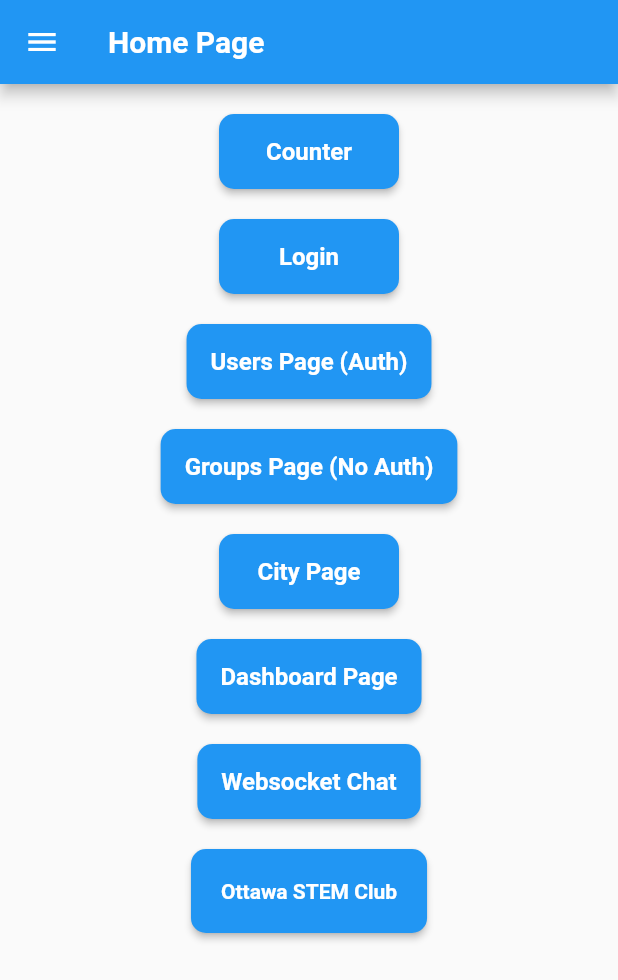
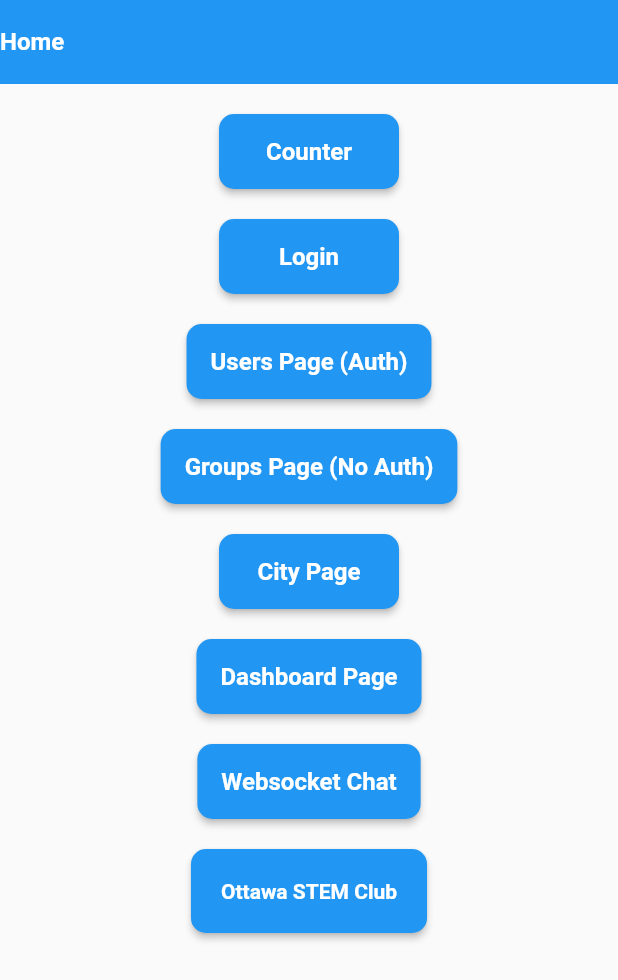
Before and after one commit to OttawaSTEM/flutter_admin, a Flutter app: the screen it shows after launch, on a phone screen of 412 x 824 dp. Shown: the top 980 px of the screen. Run offline on Flutter 3.47's test engine with Material 3 defaults, Android fonts, the phone set to English and light mode, and no system bars; our stand-ins replace flutter_dotenv, flutter_svg, get, get_storage, google_fonts, google_sign_in and 1 more.

Commit message:
AppBar Widget

```diff
--- a/lib/pages/home/ui/home.dart
+++ b/lib/pages/home/ui/home.dart
@@ -5,6 +5,7 @@ import 'package:google_fonts/google_fonts.dart';
 import '../../drawer/controller/drawer_controller.dart';
 import '../../drawer/ui/drawer_ui.dart';
 import '../../../widgets/custom_button.dart';
+import '../../../widgets/app_bar.dart';
 
 class HomePage extends StatelessWidget {
   HomePage({super.key});
@@ -15,22 +16,8 @@ class HomePage extends StatelessWidget {
   Widget build(BuildContext context) {
     return Scaffold(
       key: _scaffoldKey,
-      appBar: AppBar(
-        backgroundColor: Theme.of(context).colorScheme.primary,
-        title: Text(
-          'Home Page'.tr,
-          style: GoogleFonts.roboto(
-            fontWeight: FontWeight.bold,
-            color: Colors.white,
-            fontSize: 20,
-          ),
-        ),
-        leading: IconButton(
-            onPressed: () {
-              controller.updateLoginStatus();
-              _scaffoldKey.currentState!.openDrawer();
-            },
-            icon: const Icon(Icons.menu)),
+      appBar: AppBarWidget(
+        title: "Home".tr,
       ),
       drawer: NavDrawer(),
       body: SingleChildScrollView(
--- /dev/null
+++ b/lib/widgets/app_bar.dart
@@ -0,0 +1,38 @@
+import 'package:flutter/material.dart';
+import 'package:google_fonts/google_fonts.dart';
+
+class AppBarWidget extends StatelessWidget implements PreferredSizeWidget {
+  final double height;
+
+  final String title;
+
+  const AppBarWidget({
+    super.key,
+    required this.title,
+    this.height = kToolbarHeight,
+  });
+
+  @override
+  Size get preferredSize => Size.fromHeight(height);
+
+  @override
+  Widget build(BuildContext context) {
+    return Container(
+      height: preferredSize.height,
+      color: Theme.of(context).colorScheme.primary,
+      alignment: Alignment.center,
+      child: Row(
+        children: [
+          Text(
+            title,
+            style: GoogleFonts.roboto(
+              fontWeight: FontWeight.bold,
+              color: Colors.white,
+              fontSize: 16,
+            ),
+          ),
+        ],
+      ),
+    );
+  }
+}
```
